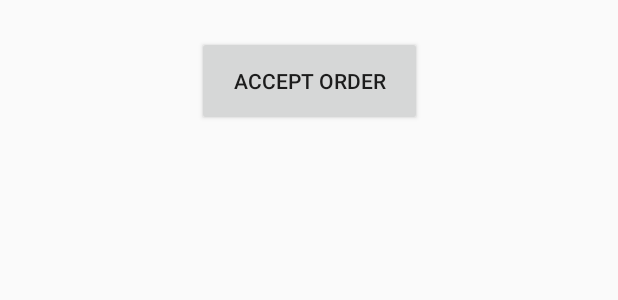
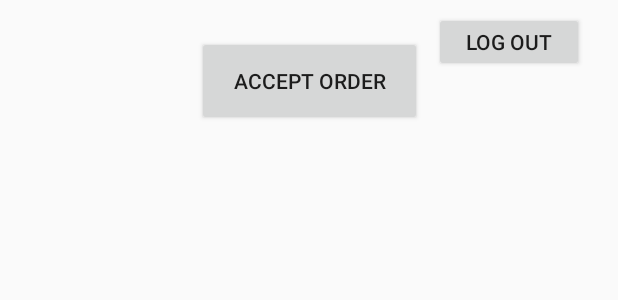
Before and after one commit to figueroaluis/DormDash, an Android app: the layout fragment_accept_orders.xml on its own in the app's theme, with its tools: preview values and no code run, on a phone screen of 412 x 824 dp. Shown: the top 300 px of the screen. Run offline under Robolectric (Android 15) with nearby library versions, the phone set to English and light mode, and no system bars.

```diff
--- a/app/src/main/res/layout/fragment_accept_orders.xml
+++ b/app/src/main/res/layout/fragment_accept_orders.xml
@@ -27,4 +27,16 @@
         android:layout_marginTop="8dp"
         app:layout_constraintTop_toBottomOf="@+id/button_accept"
         tools:layout_editor_absoluteX="8dp" />
+
+    <Button
+        android:id="@+id/button_logout"
+        android:layout_width="100dp"
+        android:layout_height="40dp"
+        android:layout_marginStart="8dp"
+        android:layout_marginTop="8dp"
+        android:text="Log Out"
+        app:layout_constraintStart_toEndOf="@+id/button_accept"
+        app:layout_constraintTop_toTopOf="parent" />
+
+
 </android.support.constraint.ConstraintLayout>
```
Also changed, not shown: app/src/main/java/com/figueroaluis/dormdash/FragmentLogSign.java (+22 -3 lines), 4 other files.
